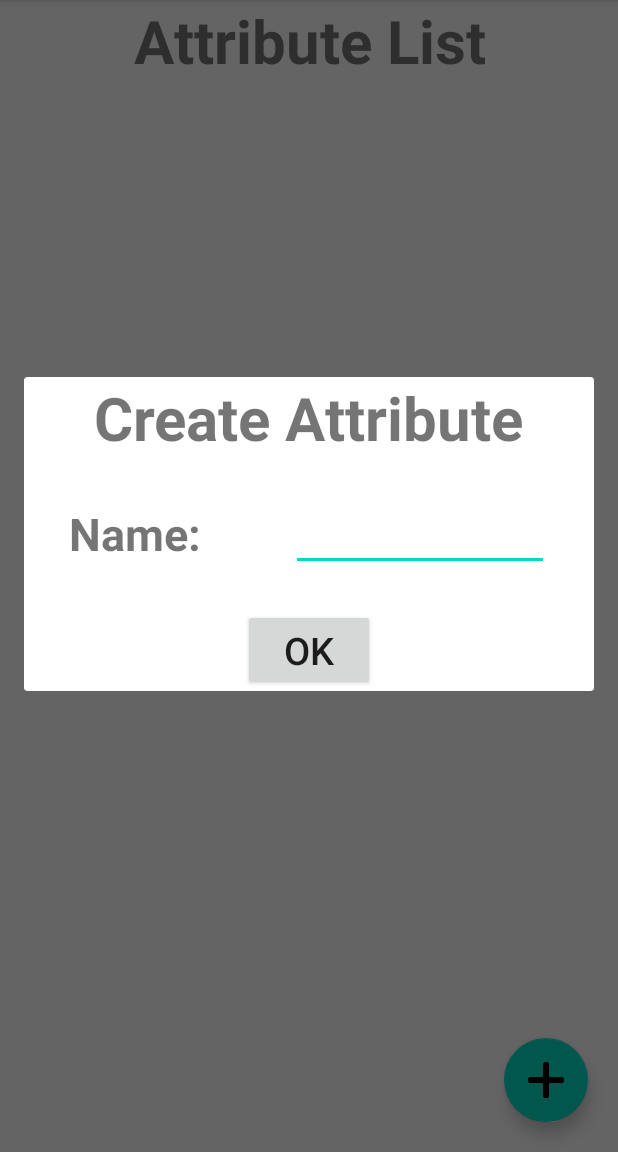
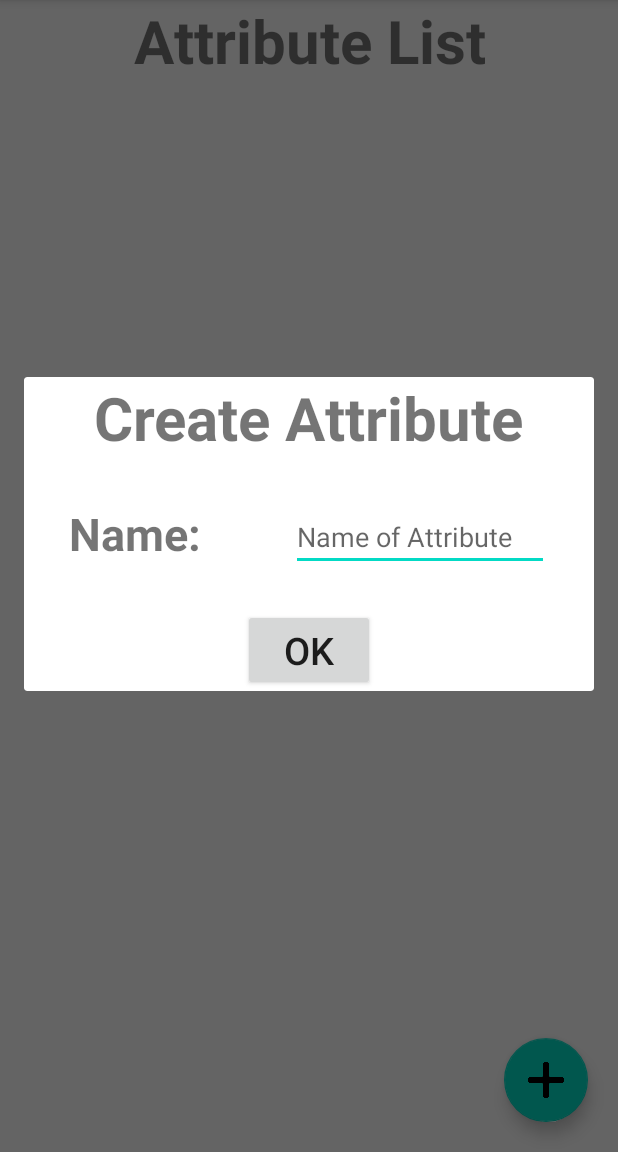
Before and after one commit to johnarn/Employee_Finder, an Android app: the Attributes screen opened directly, with no data from a screen before it, after a tap on an icon or button, on a phone screen of 412 x 824 dp, the part 84-1236 px from its top. Run offline under Robolectric (Android 15) with nearby library versions, the phone set to English and light mode, and no system bars.

Commit message:
Added hint to EditText View

```diff
--- a/app/src/main/res/layout/activity_attributes.xml
+++ b/app/src/main/res/layout/activity_attributes.xml
@@ -15,9 +15,10 @@
         android:textStyle="bold" />
 
     <ListView
+        android:id="@+id/listView"
         android:layout_width="wrap_content"
         android:layout_height="wrap_content"
-        android:layout_below="@+id/listView" />
+        android:layout_below="@+id/txtView" />
 
     <com.google.android.material.floatingactionbutton.FloatingActionButton
         android:id="@+id/btnAdd"
--- a/app/src/main/res/layout/dialog_create_attribute.xml
+++ b/app/src/main/res/layout/dialog_create_attribute.xml
@@ -35,7 +35,8 @@
         android:layout_toEndOf="@id/txtViewNameOfAttribute"
         android:layout_toRightOf="@id/txtViewNameOfAttribute"
         android:autofillHints="Name of Attribute"
-        android:inputType="text" />
+        android:inputType="text"
+        android:hint="@string/name_of_attribute"/>
 
     <Button
         android:id="@+id/btnCreateOk"
--- a/app/src/main/res/layout/dialog_edit_attribute.xml
+++ b/app/src/main/res/layout/dialog_edit_attribute.xml
@@ -34,7 +34,8 @@
         android:layout_toEndOf="@id/txtViewNameOfAttribute"
         android:layout_toRightOf="@id/txtViewNameOfAttribute"
         android:autofillHints="Name of Attribute"
-        android:inputType="text" />
+        android:inputType="text"
+        android:hint="@string/name_of_attribute"/>
 
     <LinearLayout
         android:layout_width="wrap_content"
--- a/app/src/main/res/values/strings.xml
+++ b/app/src/main/res/values/strings.xml
@@ -9,4 +9,8 @@
     <string name="ok">OK</string>
     <string name="edit_attribute">Edit Attribute</string>
     <string name="delete">Delete</string>
+    <string name="employees_list">Employees List</string>
+    <string name="create_employee">Create Employee</string>
+    <string name="name_of_employee">Name of Employee</string>
+    <string name="name_of_attribute">Name of Attribute</string>
 </resources>
```
